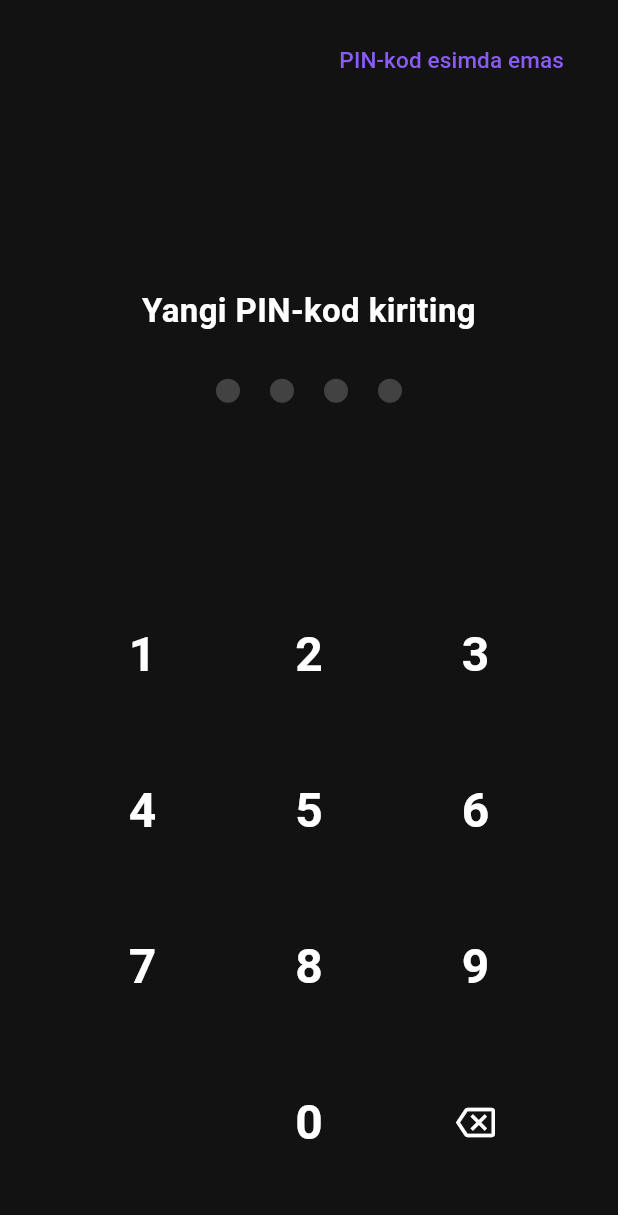
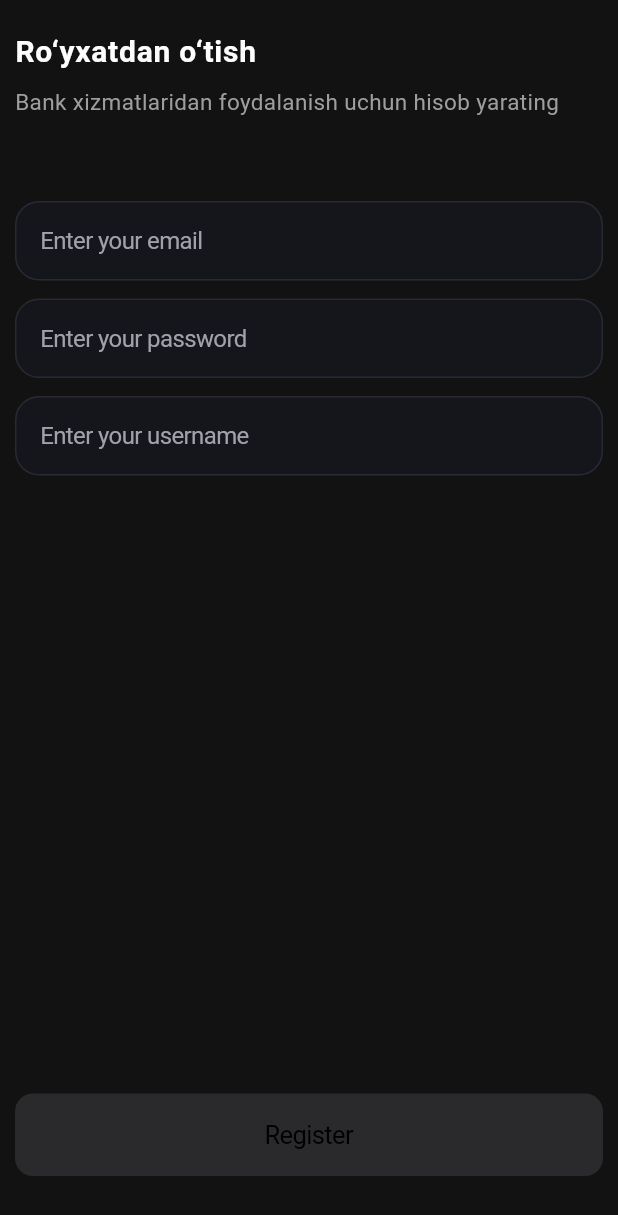
Before and after one commit to Xojiakbar-09/bank, a Flutter app: the screen it shows after launch, on a phone screen of 412 x 824 dp. Shown: the top 1215 px of the screen. Run offline on Flutter 3.47's test engine with Material 3 defaults, Android fonts, the phone set to English and light mode, and no system bars; our stand-ins replace flutter_bloc, get_storage; missing offline and left inert: u_credit_card.

Commit message:
register qoshildi

```diff
--- /dev/null
+++ b/lib/core/utils/checkcontroller.dart
@@ -0,0 +1,39 @@
+import 'package:flutter/material.dart';
+
+ ValueNotifier <bool> isbutten = ValueNotifier(false);
+
+
+void checkcontroler({
+  required TextEditingController email,
+  required TextEditingController password,
+  required TextEditingController userbane,
+}) {
+  // ignore: unused_local_variable
+  email.addListener(() {
+    if (email.text.isNotEmpty &&
+        password.text.isNotEmpty &&
+        userbane.text.isNotEmpty) {
+      isbutten.value = true;
+    } else {
+      isbutten.value = false;
+    }
+  });
+  password.addListener(() {
+    if (email.text.isNotEmpty &&
+        password.text.isNotEmpty &&
+        userbane.text.isNotEmpty) {
+      isbutten.value = true;
+    } else {
+      isbutten.value = false;
+    }
+  });
+  userbane.addListener(() {
+    if (email.text.isNotEmpty &&
+        password.text.isNotEmpty &&
+        userbane.text.isNotEmpty) {
+      isbutten.value = true;
+    } else {
+      isbutten.value = false;
+    }
+  });
+}
--- a/lib/main.dart
+++ b/lib/main.dart
@@ -1,34 +1,48 @@
+import 'package:bank_card/presentation/cubit/register_cubit.dart';
 import 'package:bank_card/provider/homeprovider.dart';
 import 'package:bank_card/provider/pincodeprovider.dart';
-import 'package:bank_card/screens/pinkod.dart';
+import 'package:bank_card/screens/pinkod.dart'; // PinCodeScreen faylingiz importi
+import 'package:bank_card/screens/regiter.dart';
 import 'package:flutter/material.dart';
 import 'package:get_storage/get_storage.dart';
+import 'package:provider/provider.dart';
+import 'package:flutter_bloc/flutter_bloc.dart';
 
-import 'package:provider/provider.dart';
 void main() async {
   WidgetsFlutterBinding.ensureInitialized();
   await GetStorage.init();
+
+  // GetStorage'dan token bor-yo'qligini tekshiramiz
+  final box = GetStorage();
+  final String? token = box.read('token');
+
   runApp(
     MultiProvider(
+
+      // Barcha ChangeNotifier larni shu yerga qo'yamiz
       providers: [
         ChangeNotifierProvider(create: (_) => PinProvider()),
         ChangeNotifierProvider(create: (_) => Homeprovider()),
+        // Cubit'larni ham MultiProvider ichiga shunday qo'shish mumkin:
+        BlocProvider(create: (_) => RegisterCubit()),
       ],
-      child: const MyApp(),
+      child: MyApp(isLoggedIn: token != null),
     ),
   );
 }
 
 class MyApp extends StatelessWidget {
-  const MyApp({super.key});
+  final bool isLoggedIn;
+  const MyApp({super.key, required this.isLoggedIn});
 
   @override
   Widget build(BuildContext context) {
     return MaterialApp(
       debugShowCheckedModeBanner: false,
       title: 'Flutter Demo',
-      theme: ThemeData(colorScheme: ColorScheme.dark(primary: Colors.black)),
-      home: PinCodeScreen(),
+      theme: ThemeData(colorScheme: const ColorScheme.dark(primary: Colors.black)),
+      // Token bo'lsa PinCodeScreen, bo'lmasa Register sahifasi ochiladi
+      home: isLoggedIn ? const PinCodeScreen() : const Register(),
     );
   }
 }
--- /dev/null
+++ b/lib/presentation/cubit/register_cubit.dart
@@ -0,0 +1,25 @@
+import 'package:bank_card/presentation/cubit/register_stet.dart';
+import 'package:bank_card/repository/auth_repository.dart';
+import 'package:flutter_bloc/flutter_bloc.dart';
+
+class RegisterCubit extends Cubit<RegisterState> {
+  RegisterCubit() : super(RegisterState(status: RegisterStatus.initial));
+
+  Future<void> signUp({
+    required String email,
+    required String password,
+    required String username,
+  }) async {
+    emit(RegisterState(status: RegisterStatus.loading));
+    try {
+      await AuthRepository.registor(
+        email: email,
+        password: password,
+        username: username,
+      );
+       emit(RegisterState(status: RegisterStatus.authentificate));
+    } catch (e) {
+       emit(RegisterState(status: RegisterStatus.failure));
+    }
+  }
+}
--- /dev/null
+++ b/lib/presentation/cubit/register_stet.dart
@@ -0,0 +1,6 @@
+enum RegisterStatus { initial, loading, failure, authentificate }
+
+class RegisterState {
+  final RegisterStatus status;
+  const RegisterState({required this.status});
+}
--- /dev/null
+++ b/lib/repository/auth_repository.dart
@@ -0,0 +1,46 @@
+import 'dart:async';
+import 'dart:convert';
+import 'dart:io';
+import 'package:bank_card/core/utils/anicolors.dart';
+import 'package:get_storage/get_storage.dart';
+import 'package:http/http.dart' as http;
+
+class AuthRepository {
+  static Future<void> registor({
+    required String email,
+    required String password,
+    required String username,
+  }) async {
+    try {
+      final url = Uri.parse(
+        "http://192.168.1.163:1337/api/auth/local/register",
+      );
+
+      final respons = await http.post(
+        url,
+        body: {"email": email, "password": password, "username": username},
+      );
+
+      final data = jsonDecode(respons.body);
+
+      if (respons.statusCode >= 200 && respons.statusCode <= 300) {
+        // Tokenni GetStorage ga saqlash ('jwt' yoki 'token' ekanligini API'ga qarab tekshiring)
+        final box = GetStorage();
+        box.write('token', data['jwt']);
+
+        AnsiColor.success('yaxshi');
+      } else {
+        // Server qaytargan aniq xabar yoki standart xatolik
+        final errorMessage = data["error"]?["message"] ?? data["message"] ?? "Noma'lum xatolik";
+        throw HttpException(errorMessage);
+      }
+    } on SocketException catch (_) {
+      throw const SocketException('Internetingizni tekshiring');
+    } on TimeoutException catch (_) {
+      throw TimeoutException('Keyinroq urinib ko\'ring');
+    } catch (error) {
+      print("Xatolik tafsiloti: $error");
+      rethrow;
+    }
+  }
+}
--- a/lib/repository/home_repository.dart
+++ b/lib/repository/home_repository.dart
@@ -8,7 +8,7 @@ class HomeRepository {
   static Future<List<CardModel>> getcard() async {
     try {
       final url = Uri.parse(
-        "${Platform.isAndroid ? "http://192.168.1.152:1337/" : "http://localhost:1337/"}api/cards",
+        "${Platform.isAndroid ? "http://192.168.1.163:1337/" : "http://localhost:1337/"}api/cards",
       );
       final respons = await http.get(url);
 
--- a/lib/screens/homepage.dart
+++ b/lib/screens/homepage.dart
@@ -75,6 +75,7 @@ class Homepage extends StatelessWidget {
                           Navigator.push(
                             context,
                             MaterialPageRoute(builder: (context) => Tarix()),
+
                           );
                         }
                       },
--- /dev/null
+++ b/lib/screens/regiter.dart
@@ -0,0 +1,143 @@
+import 'package:bank_card/core/utils/checkcontroller.dart';
+import 'package:bank_card/presentation/cubit/register_cubit.dart';
+import 'package:bank_card/presentation/cubit/register_stet.dart';
+import 'package:bank_card/screens/pinkod.dart';
+import 'package:bank_card/widget/snekbar.dart';
+import 'package:bank_card/widget/vustomtext.dart';
+import 'package:flutter/cupertino.dart';
+import 'package:flutter/material.dart';
+import 'package:flutter_bloc/flutter_bloc.dart';
+
+class Register extends StatefulWidget {
+  const Register({super.key});
+
+  @override
+  State<Register> createState() => _RegisterState();
+}
+
+class _RegisterState extends State<Register> {
+  final TextEditingController _emailController = TextEditingController();
+  final TextEditingController _usernameController = TextEditingController();
+  final TextEditingController _passwordController = TextEditingController();
+
+  @override
+  void dispose() {
+    _emailController.dispose();
+    _passwordController.dispose();
+    _usernameController.dispose();
+    super.dispose();
+  }
+
+  @override
+  void initState() {
+    super.initState();
+    checkcontroler(
+      email: _emailController,
+      password: _passwordController,
+      userbane: _usernameController,
+    );
+  }
+
+  @override
+  Widget build(BuildContext context) {
+    return Scaffold(
+      body: BlocConsumer<RegisterCubit, RegisterState>(
+        listener: (context, state) {
+          if (state.status == RegisterStatus.authentificate) {
+            Navigator.pushReplacement(
+              context,
+              MaterialPageRoute(builder: (context) => PinCodeScreen()),
+            );
+          } else if (state.status == RegisterStatus.failure) {
+            showTopSnackBar(
+              context,
+              "xatolik yuz berdi",
+              isError: true,
+            );
+          }
+        },
+        builder: (context, state) {
+          return SafeArea(
+            child: Padding(
+              padding: const EdgeInsets.symmetric(horizontal: 10, vertical: 20),
+              child: Column(
+                crossAxisAlignment: CrossAxisAlignment.start,
+                children: [
+                  Text(
+                          "Ro‘yxatdan o‘tish",
+                          style: TextStyle(
+                            color: Colors.white,
+                            fontSize: 20,
+                            fontWeight: FontWeight.w700,
+                            letterSpacing: 0.5,
+                          ),
+                        ),
+                        const SizedBox(height: 8),
+                        const Text(
+                          "Bank xizmatlaridan foydalanish uchun hisob yarating",
+                          style: TextStyle(
+                            color: Colors.grey,
+                            fontSize: 15,
+                            fontWeight: FontWeight.w400,
+                            height: 1.4,
+                          ),
+                        ),
+                  const SizedBox(height: 50),
+                  IosStyleTextField(
+                    obscureText: false,
+                    placeholder: "Enter your email",
+                    controller: _emailController,
+                  ),
+                  IosStyleTextField(
+                    obscureText: true,
+                    placeholder: "Enter your password",
+                    controller: _passwordController,
+                  ),
+                  IosStyleTextField(
+                    obscureText: false,
+                    placeholder: "Enter your username",
+                    controller: _usernameController,
+                  ),
+                  const Spacer(),
+                  ValueListenableBuilder<bool>(
+                    valueListenable: isbutten,
+                    builder: (context, isButtonEnabled, child) {
+                      return state.status == RegisterStatus.loading
+                          ? Row(
+                            mainAxisAlignment: MainAxisAlignment.center,
+                            children: [
+                               CircularProgressIndicator(
+                                color: Colors.white,
+                               ),
+                            ],
+                          )
+                          : CupertinoButton.filled(
+                              color: Colors.purple,
+                              minimumSize: Size(
+                                MediaQuery.sizeOf(context).width,
+                                55,
+                              ),
+                              pressedOpacity: 0.4,
+                              onPressed: isButtonEnabled
+                                  ? () {
+                                      context.read<RegisterCubit>().signUp(
+                                        email: _emailController.text,
+                                        password: _passwordController.text,
+                                        username: _usernameController.text,
+                                      );
+                                    }
+                                  : null,
+                              child: const Text('Register'),
+                            );
+                    },
+                  ),
+                  const SizedBox(height: 20),
+                ],
+              ),
+            ),
+          );
+        },
+      ),
+    );
+  }
+}
--- /dev/null
+++ b/lib/widget/vustomtext.dart
@@ -0,0 +1,93 @@
+import 'package:flutter/cupertino.dart';
+
+class IosStyleTextField extends StatefulWidget {
+  final String placeholder;
+  final TextEditingController? controller;
+  final bool obscureText;
+  final TextInputType keyboardType;
+  final String? Function(String?)? validator;
+  final Widget? prefixIcon;
+  final Widget? suffixIcon;
+  final ValueChanged<String>? onChanged;
+
+  const IosStyleTextField({
+    super.key,
+    required this.placeholder,
+    this.controller,
+    this.obscureText = false,
+    this.keyboardType = TextInputType.text,
+    this.validator,
+    this.prefixIcon,
+    this.suffixIcon,
+    this.onChanged,
+  });
+
+  @override
+  State<IosStyleTextField> createState() => _IosStyleTextFieldState();
+}
+
+class _IosStyleTextFieldState extends State<IosStyleTextField> {
+  bool _isFocused = false;
+
+  // Siz talab qilgan ranglar sistemasi
+  static const Color surfaceColor = Color(0xFF15151C);
+  static const Color primaryPurple = Color(0xFF7C3AED);
+  static const Color borderColor = Color(0xFF292933);
+  static const Color placeholderColor = Color(0xFFA1A1AA);
+
+  @override
+  Widget build(BuildContext context) {
+    return Padding(
+      padding: const EdgeInsets.symmetric(vertical: 6.0),
+      child: Focus(
+        onFocusChange: (hasFocus) {
+          setState(() {
+            _isFocused = hasFocus;
+          });
+        },
+        child: CupertinoTextField(
+          controller: widget.controller,
+          obscureText: widget.obscureText,
+          keyboardType: widget.keyboardType,
+          onChanged: widget.onChanged,
+          padding: const EdgeInsets.symmetric(
+            horizontal: 16.0,
+            vertical: 16.0,
+          ),
+          decoration: BoxDecoration(
+            color: surfaceColor,
+            border: Border.all(
+              color: _isFocused ? primaryPurple : borderColor,
+              width: _isFocused ? 1.5 : 1.0,
+            ),
+            borderRadius: BorderRadius.circular(16.0),
+          ),
+          placeholder: widget.placeholder,
+          placeholderStyle: const TextStyle(
+            color: placeholderColor,
+            fontSize: 16,
+            fontWeight: FontWeight.w400,
+          ),
+          style: const TextStyle(
+            color: CupertinoColors.white,
+            fontSize: 16,
+            fontWeight: FontWeight.w400,
+          ),
+          prefix: widget.prefixIcon != null
+              ? Padding(
+                  padding: const EdgeInsets.only(left: 16.0, right: 8.0),
+                  child: widget.prefixIcon,
+                )
+              : null,
+          suffix: widget.suffixIcon != null
+              ? Padding(
+                  padding: const EdgeInsets.only(right: 16.0),
+                  child: widget.suffixIcon,
+                )
+              : null,
+          cursorColor: primaryPurple,
+        ),
+      ),
+    );
+  }
+}
--- a/pubspec.yaml
+++ b/pubspec.yaml
@@ -15,6 +15,7 @@ dependencies:
   provider: ^6.1.5+1
   http: ^1.6.0
   get_storage: ^2.1.1
+  flutter_bloc: ^9.1.1
 
 dev_dependencies:
   flutter_test:
```
Also changed, not shown: lib/core/utils/anicolors.dart (added, +29 -0 lines), pubspec.lock.
